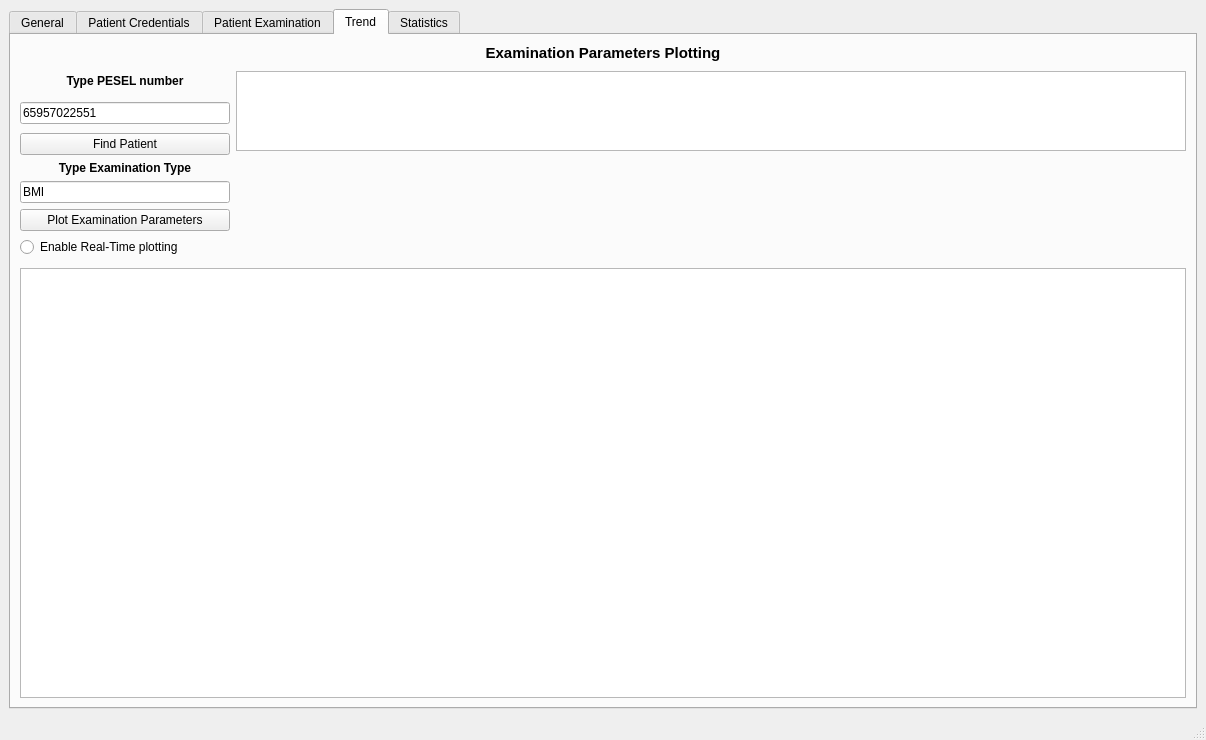
Qt form Clean_Code/RHM_GUI/ApplicationWindow.ui (p4lewandowski/MyRoadToCode) before a commit.
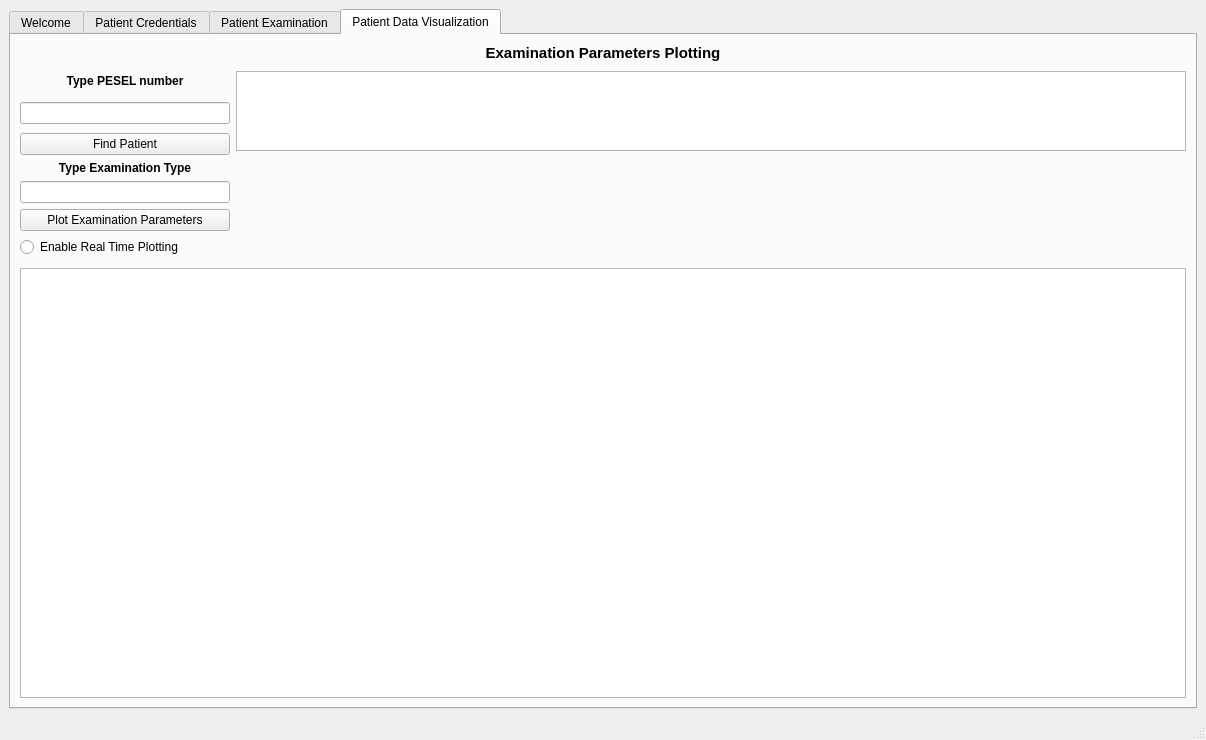
The same form after that commit. The open tabs and pages were chosen to show the change.

What changed in the file:
```diff
--- a/Clean_Code/RHM_GUI/ApplicationWindow.ui
+++ b/Clean_Code/RHM_GUI/ApplicationWindow.ui
@@ -34,7 +34,7 @@
       </property>
       <widget class="QWidget" name="general_tab">
        <attribute name="title">
-        <string>General</string>
+        <string>Welcome</string>
        </attribute>
        <layout class="QGridLayout" name="gridLayout_7">
         <item row="0" column="0">
@@ -2338,7 +2338,7 @@
       </widget>
       <widget class="QWidget" name="trend_tab">
        <attribute name="title">
-        <string>Trend</string>
+        <string>Patient Data Visualization</string>
        </attribute>
        <layout class="QGridLayout" name="gridLayout_9">
         <item row="0" column="0">
@@ -2412,7 +2412,7 @@
           <item row="7" column="2" rowspan="3">
            <widget class="QLineEdit" name="trend_pesel_le">
             <property name="text">
-             <string>65957022551</string>
+             <string/>
             </property>
            </widget>
           </item>
@@ -2453,14 +2453,14 @@
           <item row="13" column="2">
            <widget class="QLineEdit" name="trend_examinationtype_le">
             <property name="text">
-             <string>BMI</string>
+             <string/>
             </property>
            </widget>
           </item>
           <item row="15" column="2">
            <widget class="QRadioButton" name="trend_realtime_rb">
             <property name="text">
-             <string>Enable Real-Time plotting</string>
+             <string>Enable Real Time Plotting</string>
             </property>
            </widget>
           </item>
@@ -2468,11 +2468,6 @@
         </item>
        </layout>
       </widget>
-      <widget class="QWidget" name="statistics_tab">
-       <attribute name="title">
-        <string>Statistics</string>
-       </attribute>
-      </widget>
      </widget>
     </item>
    </layout>
```
Left out of the diff: 18 changed lines with no effect on the pictures.
